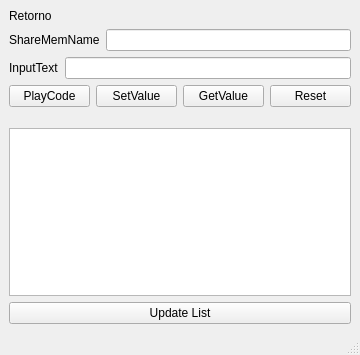
Before: the Qt Designer form mainwindow.ui in Victor-Morvy/Lua_CPP, drawn with Qt 5.
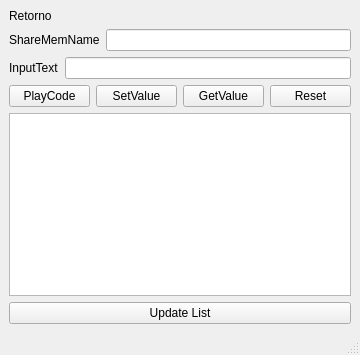
After: the same form once the commit is applied.

```diff
--- a/mainwindow.ui
+++ b/mainwindow.ui
@@ -87,20 +87,14 @@
      </layout>
     </item>
     <item>
-     <spacer name="verticalSpacer">
-      <property name="orientation">
-       <enum>Qt::Vertical</enum>
+     <widget class="QListWidget" name="listWidget">
+      <property name="sizePolicy">
+       <sizepolicy hsizetype="Expanding" vsizetype="Expanding">
+        <horstretch>0</horstretch>
+        <verstretch>5</verstretch>
+       </sizepolicy>
       </property>
-      <property name="sizeHint" stdset="0">
-       <size>
-        <width>20</width>
-        <height>40</height>
-       </size>
-      </property>
-     </spacer>
-    </item>
-    <item>
-     <widget class="QListWidget" name="listWidget"/>
+     </widget>
     </item>
     <item>
      <widget class="QPushButton" name="updtBtn">
```
